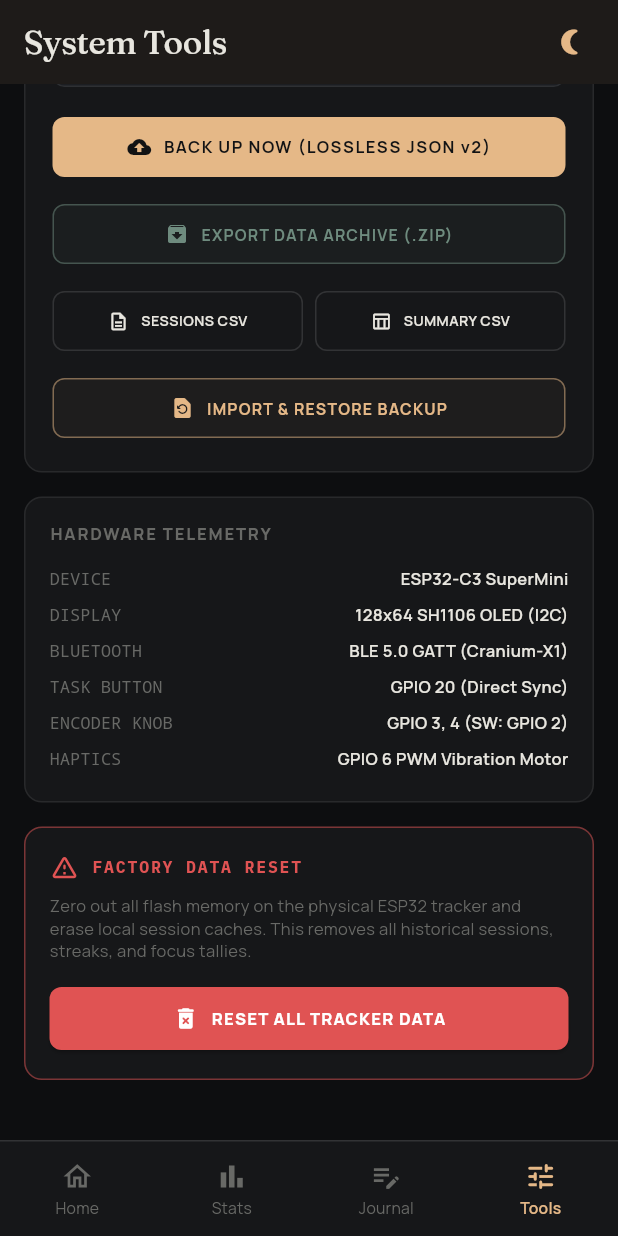
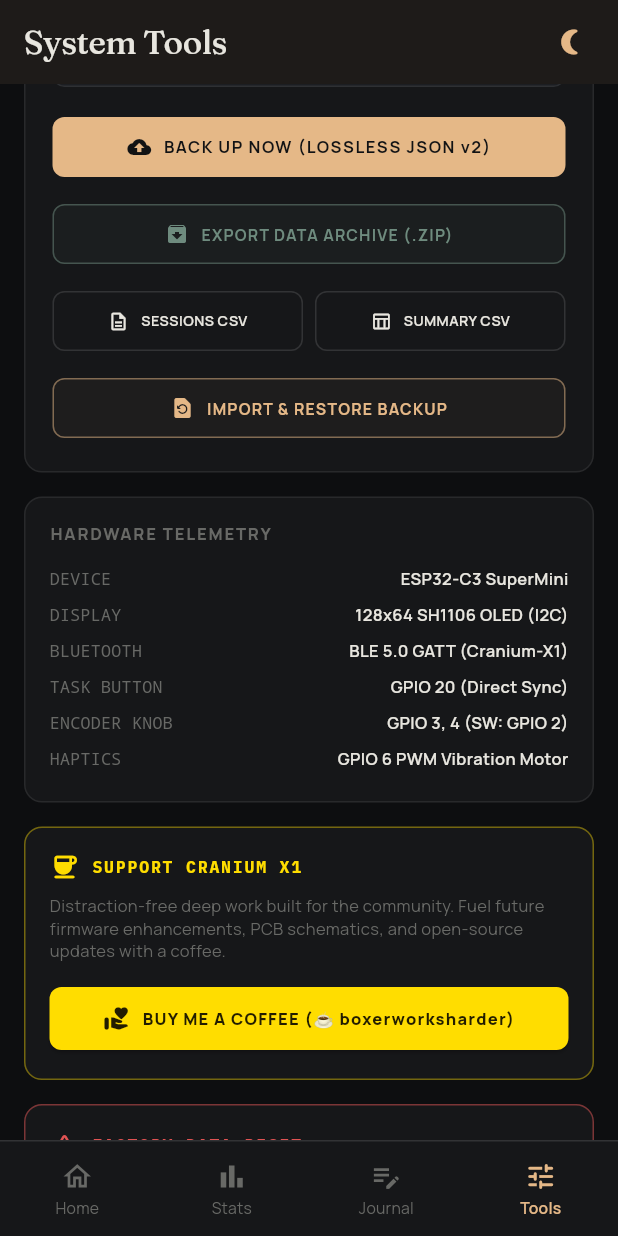
Before and after one commit to Boxerworksharder/cranium-x1, a Flutter app: the screen it shows after launch, item 4 of the bottom bar chosen, scrolled down 981 dp, on a phone screen of 412 x 824 dp. Run offline on Flutter 3.47's test engine with Material 3 defaults, Android fonts, the phone set to English and light mode, and no system bars; our stand-ins replace flutter_blue_plus, google_fonts, share_plus, shared_preferences; network calls fail; project files that could hold a hidden picture were left out.

Commit message:
feat: add Buy Me a Coffee support across GitHub, mobile app, and dashboard

```diff
--- a/mobile/lib/ui/screens/settings_screen.dart
+++ b/mobile/lib/ui/screens/settings_screen.dart
@@ -1,6 +1,7 @@
 import 'package:flutter/material.dart';
 import 'package:flutter_blue_plus/flutter_blue_plus.dart';
 import 'package:provider/provider.dart';
+import 'package:url_launcher/url_launcher.dart';
 import '../../core/services/csv_export_service.dart';
 import '../../core/theme/app_theme.dart';
 import '../../state/tracker_provider.dart';
@@ -756,7 +757,66 @@
               ),
               const SizedBox(height: 16),
 
-              // 5. Danger Zone: Factory Data Reset with Warning Modal
+              // 5. Support the Project: Buy Me A Coffee
+              Container(
+                padding: const EdgeInsets.all(16),
+                decoration: BoxDecoration(
+                  color: AppTheme.surfaceDeck,
+                  borderRadius: BorderRadius.circular(AppTheme.radiusDeck),
+                  border: Border.all(color: const Color(0xFFFFDD00).withOpacity(0.4)),
+                ),
+                child: Column(
+                  crossAxisAlignment: CrossAxisAlignment.start,
+                  children: [
+                    Row(
+                      children: [
+                        const Icon(Icons.coffee_rounded, color: Color(0xFFFFDD00), size: 20),
+                        const SizedBox(width: 8),
+                        Text(
+                          'SUPPORT CRANIUM X1',
+                          style: AppTheme.technicalLabel(
+                            color: const Color(0xFFFFDD00),
+                            fontSize: 11,
+                            fontWeight: FontWeight.w700,
+                            letterSpacing: 1.2,
+                          ),
+                        ),
+                      ],
+                    ),
+                    const SizedBox(height: 8),
+                    Text(
+                      'Distraction-free deep work built for the community. Fuel future firmware enhancements, PCB schematics, and open-source updates with a coffee.',
+                      style: TextStyle(fontSize: 11, color: AppTheme.textMuted, height: 1.4),
+                    ),
+                    const SizedBox(height: 14),
+                    SizedBox(
+                      width: double.infinity,
+                      child: ElevatedButton.icon(
+                        icon: const Icon(Icons.volunteer_activism_rounded, size: 18),
+                        label: const Text(
+                          'BUY ME A COFFEE (☕ boxerworksharder)',
+                          style: TextStyle(fontSize: 11, fontWeight: FontWeight.w900, letterSpacing: 0.8),
+                        ),
+                        style: ElevatedButton.styleFrom(
+                          backgroundColor: const Color(0xFFFFDD00),
+                          foregroundColor: Colors.black87,
+                          padding: const EdgeInsets.symmetric(vertical: 12),
+                          shape: RoundedRectangleBorder(borderRadius: BorderRadius.circular(AppTheme.radiusControl)),
+                        ),
+                        onPressed: () async {
+                          final uri = Uri.parse('https://buymeacoffee.com/boxerworksharder');
+                          if (await canLaunchUrl(uri)) {
+                            await launchUrl(uri, mode: LaunchMode.externalApplication);
+                          }
+                        },
+                      ),
+                    ),
+                  ],
+                ),
+              ),
+              const SizedBox(height: 16),
+
+              // 6. Danger Zone: Factory Data Reset with Warning Modal
               Container(
                 padding: const EdgeInsets.all(16),
                 decoration: BoxDecoration(
--- a/mobile/pubspec.yaml
+++ b/mobile/pubspec.yaml
@@ -41,6 +41,7 @@
   flutter_blue_plus: ^2.3.12
   google_fonts: ^6.3.0
   archive: ^4.2.0
+  url_launcher: ^6.3.1
 
 dev_dependencies:
   flutter_test:
```
Also changed, not shown: mobile/pubspec.lock, 4 other files.
